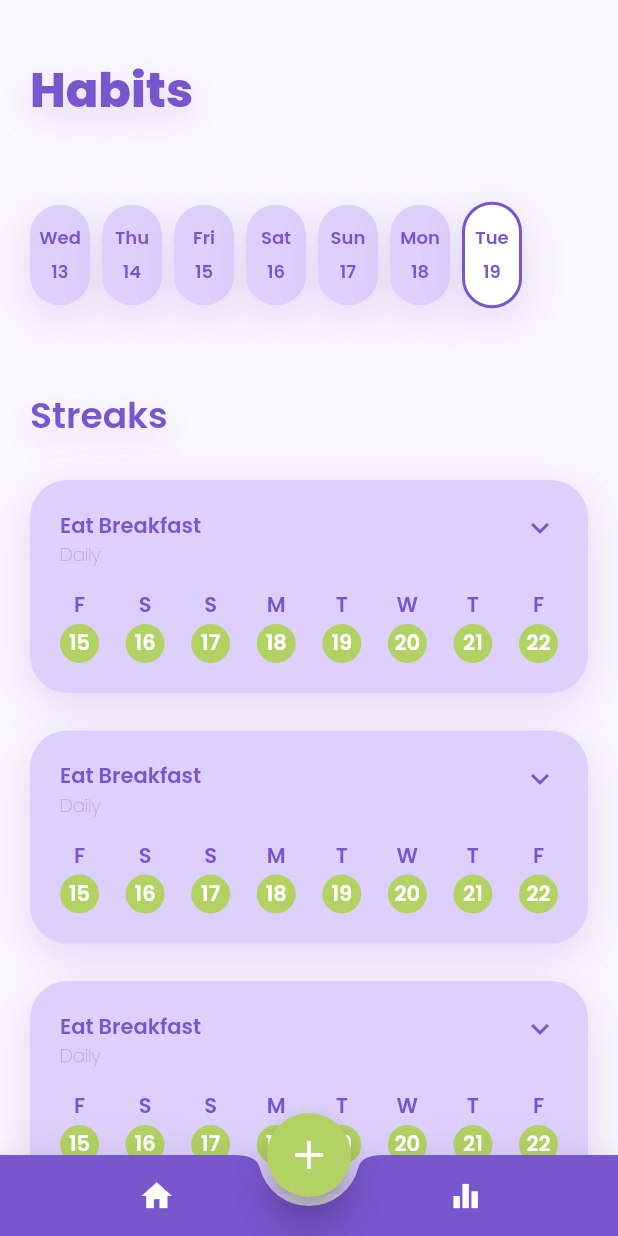
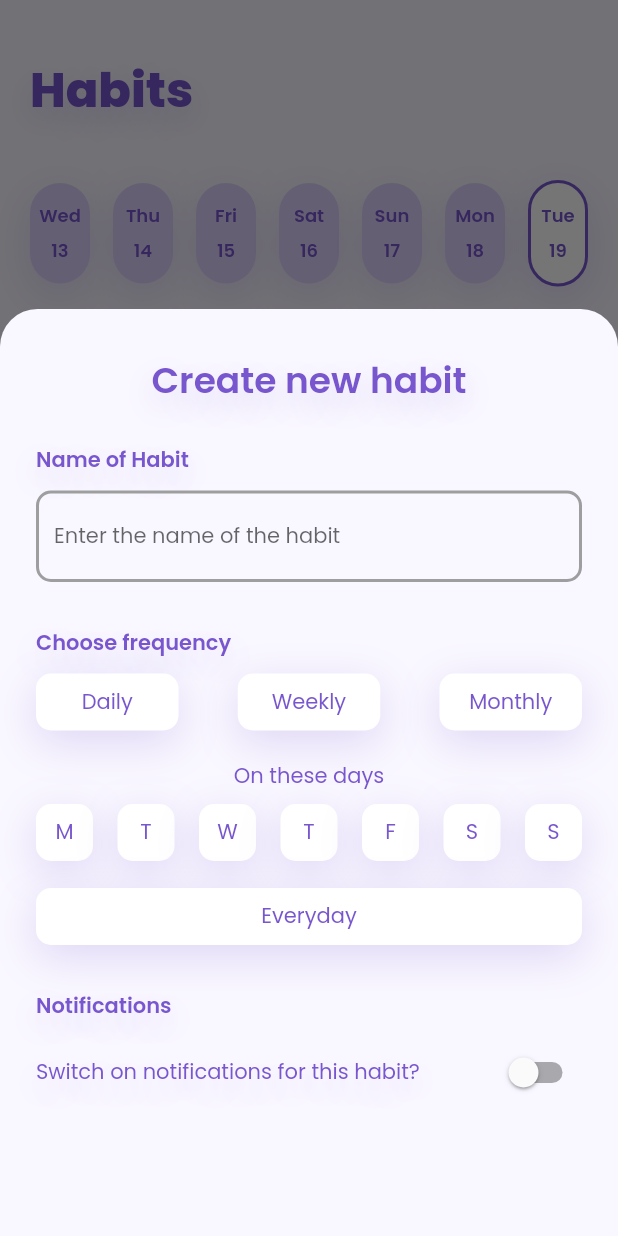
Before and after one commit to afwcole/habittracker, a Flutter app: the screen it shows after launch, after a tap on the "add" icon, on a phone screen of 412 x 824 dp. Run offline on Flutter 3.47's test engine with Material 2 defaults, Android fonts, the phone set to English and light mode, and no system bars; drawn by our look-alikes of expandable; our stand-ins replace google_fonts.

Commit message:
Bottom Sheet UI implemented

```diff
--- a/lib/pages/homepage.dart
+++ b/lib/pages/homepage.dart
@@ -1,5 +1,6 @@
 import 'package:flutter/material.dart';
 import 'package:google_fonts/google_fonts.dart';
+import 'package:habittracker/widgets/create_habit_bottom_sheet.dart';
 import 'package:habittracker/widgets/home_habit_card.dart';
 import 'package:habittracker/widgets/horizontal_calendar.dart';
 
@@ -15,7 +16,9 @@ class HomePage extends StatelessWidget {
       floatingActionButton: FloatingActionButton(
         elevation: 10,
         backgroundColor: const Color(0xFFB3D264),
-        onPressed: () {},
+        onPressed: () {
+          createHabitBottomSheet(context);
+        },
         child: const Icon(
           Icons.add,
           size: 32,
--- /dev/null
+++ b/lib/widgets/create_habit_bottom_sheet.dart
@@ -0,0 +1,181 @@
+import 'package:flutter/material.dart';
+import 'package:google_fonts/google_fonts.dart';
+import 'package:habittracker/widgets/frequency_option_widget.dart';
+
+Future createHabitBottomSheet(BuildContext context) {
+  return showModalBottomSheet(
+    isScrollControlled: true,
+    constraints:
+        BoxConstraints(maxHeight: MediaQuery.of(context).size.height * 0.75),
+    context: context,
+    backgroundColor: const Color(0xFFF9F7FF),
+    shape: const RoundedRectangleBorder(
+        borderRadius: BorderRadius.vertical(top: Radius.circular(25))),
+    builder: (context) => Column(
+      mainAxisAlignment: MainAxisAlignment.start,
+      children: [
+        const SizedBox(
+          height: 30,
+        ),
+        Center(
+          child: Text(
+            "Create new habit",
+            style: GoogleFonts.poppins(
+              textStyle: const TextStyle(
+                fontSize: 24,
+                color: Color(0xFF7856CE),
+                fontWeight: FontWeight.w600,
+              ),
+              shadows: <Shadow>[
+                const Shadow(
+                  offset: Offset(0, 8),
+                  blurRadius: 24,
+                  color: Color(0x337856CE),
+                ),
+              ],
+            ),
+          ),
+        ),
+        Padding(
+          padding: const EdgeInsets.all(24.0),
+          child: Column(
+            crossAxisAlignment: CrossAxisAlignment.start,
+            children: [
+              Text(
+                "Name of Habit",
+                style: GoogleFonts.poppins(
+                  textStyle: const TextStyle(
+                    fontSize: 14,
+                    color: Color(0xFF7856CE),
+                    fontWeight: FontWeight.w600,
+                  ),
+                  shadows: <Shadow>[
+                    const Shadow(
+                      offset: Offset(0, 8),
+                      blurRadius: 24,
+                      color: Color(0x337856CE),
+                    ),
+                  ],
+                ),
+              ),
+              const SizedBox(height: 10),
+              TextFormField(
+                style: GoogleFonts.poppins(
+                  textStyle: const TextStyle(
+                    fontSize: 14,
+                    fontWeight: FontWeight.w400,
+                  ),
+                ),
+                cursorColor: const Color(0xFF7856CE),
+                decoration: InputDecoration(
+                  hintText: 'Enter the name of the habit',
+                  enabledBorder: OutlineInputBorder(
+                      borderRadius: BorderRadius.circular(10),
+                      borderSide: const BorderSide(
+                        width: 2,
+                        color: Colors.grey,
+                      )),
+                  focusedBorder: OutlineInputBorder(
+                      borderRadius: BorderRadius.circular(10),
+                      borderSide: const BorderSide(
+                        width: 2,
+                        color: Colors.deepPurple,
+                      )),
+                ),
+              ),
+              const SizedBox(height: 30),
+              Text(
+                "Choose frequency",
+                style: GoogleFonts.poppins(
+                  textStyle: const TextStyle(
+                    fontSize: 14,
+                    color: Color(0xFF7856CE),
+                    fontWeight: FontWeight.w600,
+                  ),
+                  shadows: <Shadow>[
+                    const Shadow(
+                      offset: Offset(0, 8),
+                      blurRadius: 24,
+                      color: Color(0x337856CE),
+                    ),
+                  ],
+                ),
+              ),
+              const SizedBox(height: 10),
+              const FrequencyOptionsSection(),
+              const SizedBox(height: 30),
+              Text(
+                "Notifications",
+                style: GoogleFonts.poppins(
+                  textStyle: const TextStyle(
+                    fontSize: 14,
+                    color: Color(0xFF7856CE),
+                    fontWeight: FontWeight.w600,
+                  ),
+                  shadows: <Shadow>[
+                    const Shadow(
+                      offset: Offset(0, 8),
+                      blurRadius: 24,
+                      color: Color(0x337856CE),
+                    ),
+                  ],
+                ),
+              ),
+              const SizedBox(
+                height: 10,
+              ),
+              const SimpleToggle(),
+            ],
+          ),
+        ),
+      ],
+    ),
+  );
+}
+
+class SimpleToggle extends StatefulWidget {
+  const SimpleToggle({Key? key}) : super(key: key);
+
+  @override
+  State<SimpleToggle> createState() => _SimpleToggleState();
+}
+
+class _SimpleToggleState extends State<SimpleToggle> {
+  bool isSwitched = false;
+
+  @override
+  Widget build(BuildContext context) {
+    return Row(
+      mainAxisAlignment: MainAxisAlignment.spaceBetween,
+      children: [
+        Text(
+          "Switch on notifications for this habit?",
+          style: GoogleFonts.poppins(
+            textStyle: const TextStyle(
+              fontSize: 14,
+              color: Color(0xFF7856CE),
+              fontWeight: FontWeight.w400,
+            ),
+            shadows: <Shadow>[
+              const Shadow(
+                offset: Offset(0, 8),
+                blurRadius: 24,
+                color: Color(0x337856CE),
+              ),
+            ],
+          ),
+        ),
+        Switch(
+          value: isSwitched,
+          onChanged: (value) {
+            setState(() {
+              isSwitched = value;
+            });
+          },
+          activeTrackColor: const Color(0xFFDDD0FC),
+          activeColor: const Color(0xFF7856CE),
+        ),
+      ],
+    );
+  }
+}
--- /dev/null
+++ b/lib/widgets/frequency_option_widget.dart
@@ -0,0 +1,165 @@
+import 'package:flutter/material.dart';
+import 'package:google_fonts/google_fonts.dart';
+
+class FrequencyOptionsSection extends StatefulWidget {
+  const FrequencyOptionsSection({Key? key}) : super(key: key);
+
+  @override
+  State<FrequencyOptionsSection> createState() =>
+      _FrequencyOptionsSectionState();
+}
+
+class _FrequencyOptionsSectionState extends State<FrequencyOptionsSection> {
+  final List<String> allOptions = ["Daily", "Weekly", "Monthly"];
+  final List<String> selectedOptions = [];
+  final List<String> allDays = ["M", "T", "W", "T", "F", "S", "S"];
+  final List<int> selectedDays = [];
+  final int maxSelectedOptions = 1;
+  final int _maxSelectedOptions = 7;
+
+  @override
+  Widget build(BuildContext context) {
+    return Column(
+      children: [
+        Row(
+          mainAxisAlignment: MainAxisAlignment.spaceBetween,
+          children: [
+            for (int i = 0; i < allOptions.length; i++)
+              _frequencyOption(
+                context,
+                allOptions[i],
+                selectedOptions.contains(allOptions[i]),
+                false,
+                allOptions[i].length == 1,
+                false,
+                () {
+                  if (!selectedOptions.contains(allOptions[i])) {
+                    if (maxSelectedOptions == 1 &&
+                        selectedOptions.length == 1) {
+                      selectedOptions.clear();
+                    } else if (maxSelectedOptions == selectedOptions.length) {
+                      return;
+                    }
+
+                    selectedOptions.add(allOptions[i]);
+                  }
+                  setState(() {});
+                },
+              ),
+          ],
+        ),
+        const SizedBox(height: 20),
+        Text(
+          "On these days",
+          style: GoogleFonts.poppins(
+            textStyle: const TextStyle(
+              fontSize: 14,
+              color: Color(0xFF7856CE),
+              fontWeight: FontWeight.w400,
+            ),
+          ),
+        ),
+        const SizedBox(
+          height: 8,
+        ),
+        Row(
+          mainAxisAlignment: MainAxisAlignment.spaceBetween,
+          children: [
+            for (int j = 0; j < allDays.length; j++)
+              _frequencyOption(
+                context,
+                allDays[j],
+                selectedDays.contains(j),
+                false,
+                true,
+                false,
+                () {
+                  if (!selectedDays.contains(j)) {
+                    if (_maxSelectedOptions == 1 && selectedDays.length == 1) {
+                      selectedDays.clear();
+                    } else if (_maxSelectedOptions == selectedDays.length) {
+                      return;
+                    }
+                    selectedDays.add(j);
+                  } else {
+                    selectedDays.remove(j);
+                  }
+                  setState(() {});
+                },
+              ),
+          ],
+        ),
+        const SizedBox(
+          height: 18,
+        ),
+        _frequencyOption(
+            context, "Everyday", selectedDays.length >= 7, false, false, true,
+            () {
+          if (selectedDays.length == 7) {
+            selectedDays.clear();
+          } else {
+            selectedDays.clear();
+            selectedDays.addAll([0, 1, 2, 3, 4, 5, 6]);
+          }
+          setState(() {});
+        })
+      ],
+    );
+  }
+}
+
+Widget _frequencyOption(
+  BuildContext context,
+  String optionName,
+  bool isSelected,
+  bool isDisabled,
+  bool isDayOption,
+  bool isFullWidth,
+  VoidCallback onTap,
+) {
+  return GestureDetector(
+    onTap: isDisabled ? null : onTap,
+    child: Container(
+      decoration: isSelected ? _selectedDecoration() : _defaultDecoration(),
+      height: 38,
+      width: isDayOption
+          ? 38
+          : isFullWidth
+              ? null
+              : 95,
+      child: Center(
+        child: Text(
+          optionName,
+          style: GoogleFonts.poppins(
+            textStyle: const TextStyle(
+              fontSize: 14,
+              color: Color(0xFF7856CE),
+              fontWeight: FontWeight.w400,
+            ),
+          ),
+        ),
+      ),
+    ),
+  );
+}
+
+Decoration _selectedDecoration() {
+  return BoxDecoration(
+    color: const Color(0xFFDDD0FC),
+    border: Border.all(color: const Color(0xFF7856CE), width: 2),
+    borderRadius: const BorderRadius.all(Radius.circular(10)),
+  );
+}
+
+Decoration _defaultDecoration() {
+  return const BoxDecoration(
+      color: Colors.white,
+      borderRadius: BorderRadius.all(Radius.circular(10)),
+      boxShadow: [
+        BoxShadow(
+          color: Color(0x337856CE),
+          blurRadius: 24,
+          offset: Offset(0, 8),
+        ),
+      ]);
+}
--- a/lib/widgets/horizontal_calendar.dart
+++ b/lib/widgets/horizontal_calendar.dart
@@ -41,22 +41,15 @@ class _HorizontalCalendarState extends State<HorizontalCalendar> {
 
   @override
   Widget build(BuildContext context) {
-    return SizedBox(
-      height: widget.height,
-      child: Center(
-        child: ListView.builder(
-            controller: ScrollController(),
-            scrollDirection: Axis.horizontal,
-            itemCount: allDates.length,
-            itemBuilder: (context, index) {
-              final date = allDates[index];
     return Row(
+      mainAxisAlignment: MainAxisAlignment.spaceBetween,
       children: [
+        for (int i = 0; i < allDates.length; i++)
           HorizontalDateWidget(
-                    date: date,
-                    isSelected: selectedDates.contains(date),
+            date: allDates[i],
+            isSelected: selectedDates.contains(allDates[i]),
             onTap: () {
-                      if (!selectedDates.contains(date)) {
+              if (!selectedDates.contains(allDates[i])) {
                 if (widget.maxSelectedDateCount == 1 &&
                     selectedDates.length == 1) {
                   selectedDates.clear();
@@ -64,19 +57,12 @@ class _HorizontalCalendarState extends State<HorizontalCalendar> {
                     selectedDates.length) {
                   return;
                 }
-
-                        selectedDates.add(date);
+                selectedDates.add(allDates[i]);
               }
               setState(() {});
             },
           ),
-                  SizedBox(
-                    width: widget.spacingBetweenDates,
-                  )
       ],
-              );
-            }),
-      ),
     );
   }
 }
--- a/lib/widgets/horizontal_date_widget.dart
+++ b/lib/widgets/horizontal_date_widget.dart
@@ -29,7 +29,7 @@ class HorizontalDateWidget extends StatelessWidget {
       onLongPress: isDisabled ? null : onLongTap,
       child: Container(
         width: 40,
-        decoration: isSelected ? selectedDecoration() : defaultDecoration(),
+        decoration: isSelected ? _selectedDecoration() : _defaultDecoration(),
         padding: const EdgeInsets.symmetric(horizontal: 4, vertical: 13),
         child: Column(
           mainAxisSize: MainAxisSize.min,
@@ -65,7 +65,7 @@ class HorizontalDateWidget extends StatelessWidget {
   }
 }
 
-Decoration selectedDecoration() {
+Decoration _selectedDecoration() {
   return BoxDecoration(
       color: Colors.white,
       border: Border.all(color: const Color(0xFF7856CE), width: 2),
@@ -79,7 +79,7 @@ Decoration selectedDecoration() {
       ]);
 }
 
-Decoration defaultDecoration() {
+Decoration _defaultDecoration() {
   return const BoxDecoration(
       color: Color(0xFFDDD0FC),
       borderRadius: BorderRadius.all(Radius.circular(25)),
```
Also changed, not shown: 2 other files. Lines whose indentation alone changed are shown as unchanged.
